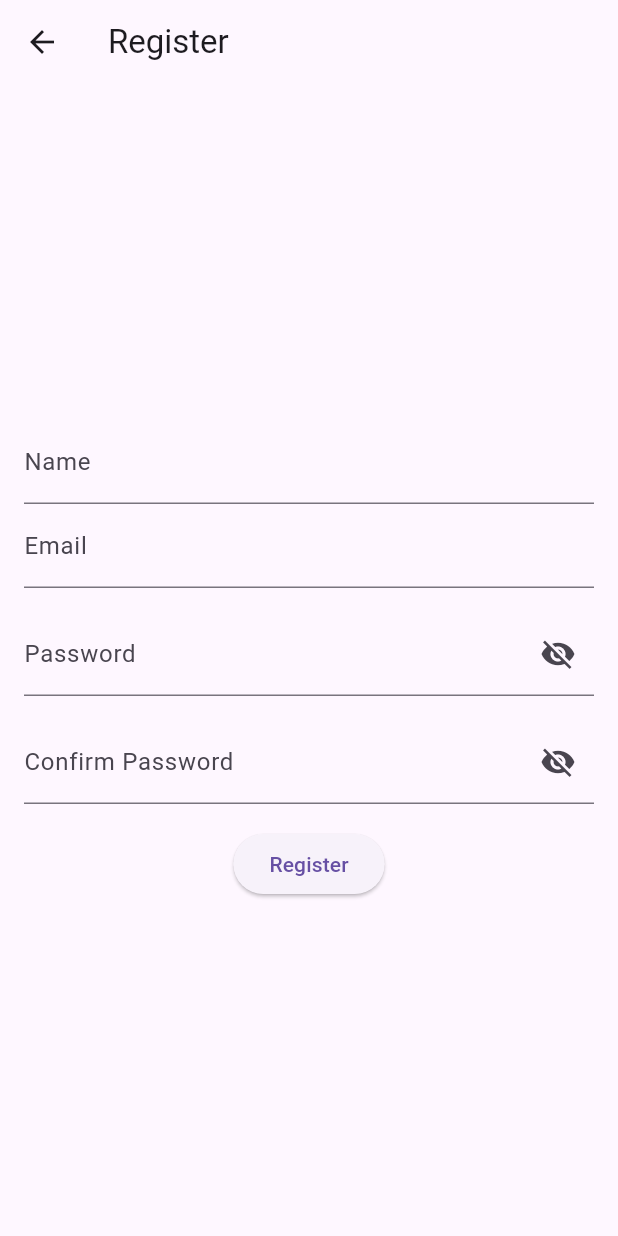
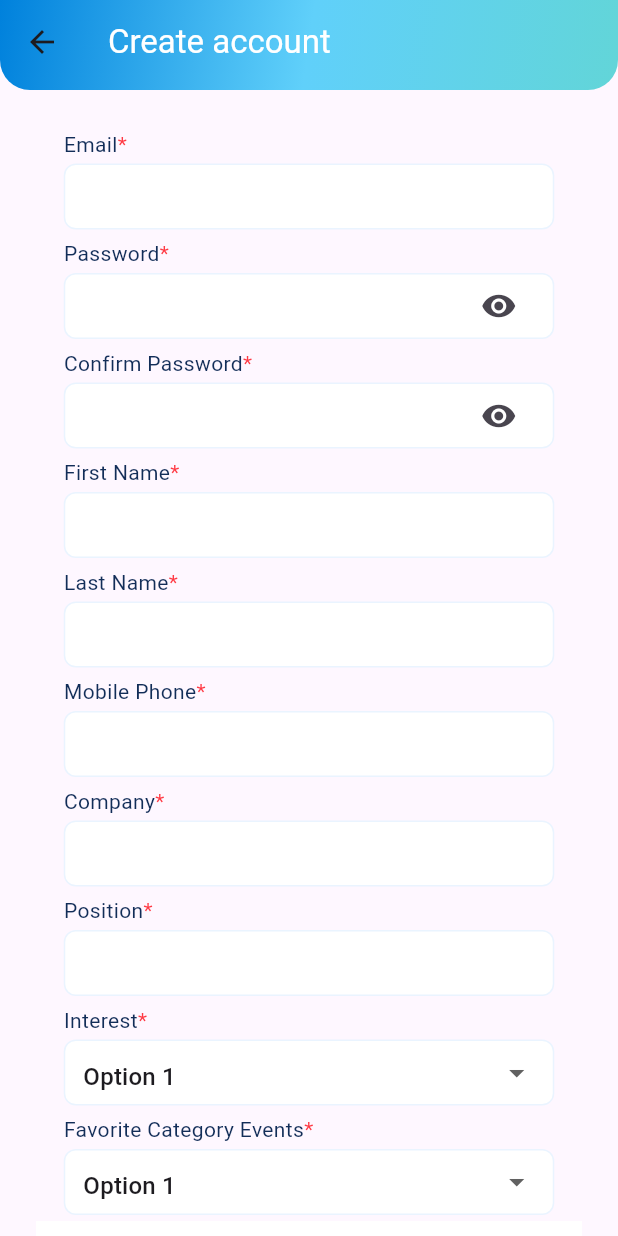
Before and after one commit to wiratR/bizconnet_app, a Flutter app: the RegisterScreen screen opened by its route, on a phone screen of 412 x 824 dp. Run offline on Flutter 3.47's test engine with Material 3 defaults, Android fonts, the phone set to English and light mode, and no system bars; our stand-ins replace qr_flutter, shared_preferences; missing offline and left inert: barcode_scan2; accounts and stored records are empty; Roboto replaces fonts that are missing (FC Iconic).

Commit message:
implement register screen

```diff
--- /dev/null
+++ b/bizconnect_app/lib/components/button/custom_button.dart
@@ -0,0 +1,64 @@
+import 'package:flutter/material.dart';
+
+class CustomButton extends StatelessWidget {
+  final String buttonText;
+  final VoidCallback onPressed;
+
+  const CustomButton({
+    Key? key,
+    required this.buttonText,
+    required this.onPressed,
+  }) : super(key: key);
+
+  @override
+  Widget build(BuildContext context) {
+    return Container(
+      width: 375,
+      height: 63,
+      padding: const EdgeInsets.only(
+        top: 12,
+        left: 16,
+        right: 16,
+        bottom: 8,
+      ),
+      decoration: BoxDecoration(color: Colors.white),
+      child: Row(
+        mainAxisSize: MainAxisSize.min,
+        mainAxisAlignment: MainAxisAlignment.center,
+        crossAxisAlignment: CrossAxisAlignment.end,
+        children: [
+          Expanded(
+            child: GestureDetector(
+              onTap: onPressed,
+              child: Container(
+                height: 43,
+                padding: const EdgeInsets.symmetric(horizontal: 16, vertical: 8),
+                decoration: BoxDecoration(
+                  color: Color(0xFF56BED6),
+                  borderRadius: BorderRadius.circular(100),
+                ),
+                child: Row(
+                  mainAxisSize: MainAxisSize.min,
+                  mainAxisAlignment: MainAxisAlignment.center,
+                  crossAxisAlignment: CrossAxisAlignment.center,
+                  children: [
+                    Text(
+                      buttonText,
+                      textAlign: TextAlign.right,
+                      style: TextStyle(
+                        color: Colors.white,
+                        fontSize: 12,
+                        fontFamily: 'FC Iconic',
+                        height: 1.0,
+                      ),
+                    ),
+                  ],
+                ),
+              ),
+            ),
+          ),
+        ],
+      ),
+    );
+  }
+}
--- /dev/null
+++ b/bizconnect_app/lib/components/card/labeled_dropdown_card.dart
@@ -0,0 +1,106 @@
+import 'package:flutter/material.dart';
+
+class LabeledDropdownCard extends StatefulWidget {
+  final String labelText;
+  final List<String> items;
+  final String? selectedItem;
+  final bool isRequired;
+  final ValueChanged<String?> onChanged;
+
+  const LabeledDropdownCard({
+    Key? key,
+    required this.labelText,
+    required this.items,
+    this.selectedItem,
+    this.isRequired = false,
+    required this.onChanged,
+  }) : super(key: key);
+
+  @override
+  _LabeledDropdownCardState createState() => _LabeledDropdownCardState();
+}
+
+class _LabeledDropdownCardState extends State<LabeledDropdownCard> {
+  String? _selectedItem;
+
+  @override
+  void initState() {
+    super.initState();
+    _selectedItem = widget.selectedItem;
+  }
+
+  @override
+  Widget build(BuildContext context) {
+    return Container(
+      width: 327,
+      padding: const EdgeInsets.symmetric(vertical: 4.0),
+      child: Column(
+        crossAxisAlignment: CrossAxisAlignment.start,
+        children: [
+          Row(
+            mainAxisSize: MainAxisSize.min,
+            mainAxisAlignment: MainAxisAlignment.start,
+            crossAxisAlignment: CrossAxisAlignment.center,
+            children: [
+              Text(
+                widget.labelText,
+                style: TextStyle(
+                  color: Color(0xFF122D58),
+                  fontSize: 14,
+                  fontFamily: 'FC Iconic',
+                  fontWeight: FontWeight.w400,
+                  height: 1.2,
+                ),
+              ),
+              if (widget.isRequired)
+                Text(
+                  '*',
+                  style: TextStyle(
+                    color: Color(0xFFFF3A44),
+                    fontSize: 14,
+                    fontFamily: 'FC Iconic',
+                    fontWeight: FontWeight.w400,
+                    height: 1.2,
+                  ),
+                ),
+            ],
+          ),
+          SizedBox(height: 4.0),
+          Container(
+            width: double.infinity,
+            height: 44,
+            padding: const EdgeInsets.symmetric(horizontal: 12.0),
+            decoration: ShapeDecoration(
+              color: Colors.white,
+              shape: RoundedRectangleBorder(
+                side: BorderSide(width: 1, color: Color(0xFFEAF4FF)),
+                borderRadius: BorderRadius.circular(8),
+              ),
+            ),
+            child: DropdownButtonHideUnderline(
+              child: DropdownButtonFormField<String>(
+                value: _selectedItem,
+                onChanged: (String? newValue) {
+                  setState(() {
+                    _selectedItem = newValue;
+                  });
+                  widget.onChanged(newValue);
+                },
+                items: widget.items.map<DropdownMenuItem<String>>((String value) {
+                  return DropdownMenuItem<String>(
+                    value: value,
+                    child: Text(value),
+                  );
+                }).toList(),
+                decoration: InputDecoration(
+                  border: InputBorder.none,
+                  contentPadding: EdgeInsets.zero,
+                ),
+              ),
+            ),
+          ),
+        ],
+      ),
+    );
+  }
+}
--- /dev/null
+++ b/bizconnect_app/lib/components/card/labeled_input_card.dart
@@ -0,0 +1,101 @@
+import 'package:flutter/material.dart';
+
+class LabeledInputCard extends StatefulWidget {
+  final String labelText;
+  final TextEditingController controller;
+  final bool isRequired;
+  final bool isPassword;
+
+  const LabeledInputCard({
+    Key? key,
+    required this.labelText,
+    required this.controller,
+    this.isRequired = false,
+    this.isPassword = false,
+  }) : super(key: key);
+
+  @override
+  _LabeledInputCardState createState() => _LabeledInputCardState();
+}
+
+class _LabeledInputCardState extends State<LabeledInputCard> {
+  bool _obscureText = true;
+
+  @override
+  Widget build(BuildContext context) {
+    return Container(
+      width: 327,
+      padding: const EdgeInsets.symmetric(vertical: 4.0), // Adjust padding to fit within height
+      child: Column(
+        crossAxisAlignment: CrossAxisAlignment.start,
+        children: [
+          Row(
+            mainAxisSize: MainAxisSize.min,
+            mainAxisAlignment: MainAxisAlignment.start,
+            crossAxisAlignment: CrossAxisAlignment.center,
+            children: [
+              Text(
+                widget.labelText,
+                style: TextStyle(
+                  color: Color(0xFF122D58),
+                  fontSize: 14,
+                  fontFamily: 'FC Iconic',
+                  fontWeight: FontWeight.w400,
+                  height: 1.2, // Adjusted for proper text height
+                ),
+              ),
+              if (widget.isRequired)
+                Text(
+                  '*',
+                  style: TextStyle(
+                    color: Color(0xFFFF3A44),
+                    fontSize: 14,
+                    fontFamily: 'FC Iconic',
+                    fontWeight: FontWeight.w400,
+                    height: 1.2, // Adjusted for proper text height
+                  ),
+                ),
+            ],
+          ),
+          SizedBox(height: 4.0), // Adjusted space between label and input
+          Container(
+            width: double.infinity,
+            height: 44,
+            padding: const EdgeInsets.symmetric(horizontal: 12.0),
+            decoration: ShapeDecoration(
+              color: Colors.white,
+              shape: RoundedRectangleBorder(
+                side: BorderSide(width: 1, color: Color(0xFFEAF4FF)),
+                borderRadius: BorderRadius.circular(8),
+              ),
+            ),
+            child: Row(
+              children: [
+                Expanded(
+                  child: TextField(
+                    controller: widget.controller,
+                    obscureText: widget.isPassword ? _obscureText : false,
+                    decoration: InputDecoration(
+                      border: InputBorder.none,
+                    ),
+                  ),
+                ),
+                if (widget.isPassword)
+                  IconButton(
+                    icon: Icon(
+                      _obscureText ? Icons.visibility : Icons.visibility_off,
+                    ),
+                    onPressed: () {
+                      setState(() {
+                        _obscureText = !_obscureText;
+                      });
+                    },
+                  ),
+              ],
+            ),
+          ),
+        ],
+      ),
+    );
+  }
+}
--- a/bizconnect_app/lib/screens/forgotpassword/forgot_password_screen.dart
+++ b/bizconnect_app/lib/screens/forgotpassword/forgot_password_screen.dart
@@ -1,4 +1,5 @@
 import 'package:flutter/material.dart';
+import '../../components/appbar/custom_app_bar.dart';
 
 class ForgotPasswordScreen extends StatefulWidget {
   @override
@@ -30,9 +31,7 @@ class _ForgotPasswordScreenState extends State<ForgotPasswordScreen> {
   @override
   Widget build(BuildContext context) {
     return Scaffold(
-      appBar: AppBar(
-        title: Text('Forgot Password'),
-      ),
+      appBar: CustomAppBar(title: 'Forgot password'),
       body: Padding(
         padding: EdgeInsets.all(16.0),
         child: Column(
--- a/bizconnect_app/lib/screens/register/register_screen.dart
+++ b/bizconnect_app/lib/screens/register/register_screen.dart
@@ -1,5 +1,9 @@
 import 'package:flutter/material.dart';
 import '../login/login_screen.dart';
+import '../../components/appbar/custom_app_bar.dart';
+import '../../components/card/labeled_input_card.dart';
+import '../../components/card/labeled_dropdown_card.dart';
+import '../../components/button/custom_button.dart';
 import '../../services/auth/auth_service.dart';
 
 class RegisterScreen extends StatefulWidget {
@@ -13,6 +17,11 @@ class _RegisterScreenState extends State<RegisterScreen> {
   final TextEditingController _emailController = TextEditingController();
   final TextEditingController _passwordController = TextEditingController();
   final TextEditingController _passwordConfirmController = TextEditingController();
+  final TextEditingController _firstNameController = TextEditingController();
+  final TextEditingController _lastNameController = TextEditingController();
+  final TextEditingController _phoneController = TextEditingController();
+  final TextEditingController _companyController = TextEditingController();
+  final TextEditingController _positionController = TextEditingController();
 
   bool _isPasswordVisible = false;
   bool _isPasswordConfirmVisible = false;
@@ -66,73 +75,145 @@ class _RegisterScreenState extends State<RegisterScreen> {
   @override
   Widget build(BuildContext context) {
     return Scaffold(
-      appBar: AppBar(
-        title: Text('Register'),
-      ),
-      body: Padding(
-        padding: EdgeInsets.all(16.0),
+      appBar: CustomAppBar(title: 'Create account'),
+      body: SingleChildScrollView(
+        padding: const EdgeInsets.all(24.0),
         child: Column(
-          mainAxisAlignment: MainAxisAlignment.center,
-          children: <Widget>[
-            TextField(
-              controller: _nameController,
-              decoration: InputDecoration(
-                labelText: 'Name',
-              ),
+          children: [
+            LabeledInputCard(
+              labelText: 'Email',
+              controller: _emailController,
+              isRequired: true,
             ),
-            TextField(
-              controller: _emailController,
-              decoration: InputDecoration(
-                labelText: 'Email',
-              ),
-              keyboardType: TextInputType.emailAddress,
+            // SizedBox(height: 8.0),
+            LabeledInputCard(
+              labelText: 'Password',
+              controller: _passwordController,
+              isRequired: true,
+              isPassword: true,
             ),
-            SizedBox(height: 16.0),
-            TextField(
-              controller: _passwordController,
-              decoration: InputDecoration(
-                labelText: 'Password',
-                suffixIcon: IconButton(
-                  icon: Icon(
-                    _isPasswordVisible ? Icons.visibility : Icons.visibility_off,
-                  ),
-                  onPressed: () {
-                    setState(() {
-                      _isPasswordVisible = !_isPasswordVisible;
-                    });
-                  },
-                ),
-              ),
-              obscureText: !_isPasswordVisible,
+            LabeledInputCard(
+              labelText: 'Confirm Password',
+              controller: _passwordConfirmController,
+              isRequired: true,
+              isPassword: true,
             ),
-            SizedBox(height: 16.0),
-            TextField(
-              controller: _passwordConfirmController,
-              decoration: InputDecoration(
-                labelText: 'Confirm Password',
-                suffixIcon: IconButton(
-                  icon: Icon(
-                    _isPasswordConfirmVisible ? Icons.visibility : Icons.visibility_off,
-                  ),
-                  onPressed: () {
-                    setState(() {
-                      _isPasswordConfirmVisible = !_isPasswordConfirmVisible;
-                    });
-                  },
-                ),
-              ),
-              obscureText: !_isPasswordConfirmVisible,
+            LabeledInputCard(
+              labelText: 'First Name',
+              controller: _firstNameController,
+              isRequired: true,
             ),
-            SizedBox(height: 16.0),
-            ElevatedButton(
+            LabeledInputCard(
+              labelText: 'Last Name',
+              controller: _lastNameController,
+              isRequired: true,
+            ),
+            LabeledInputCard(
+              labelText: 'Mobile Phone',
+              controller: _phoneController,
+              isRequired: true,
+            ),
+            LabeledInputCard(
+              labelText: 'Company',
+              controller: _companyController,
+              isRequired: true,
+            ),
+            LabeledInputCard(
+              labelText: 'Position',
+              controller: _positionController,
+              isRequired: true,
+            ),
+            LabeledDropdownCard(
+              labelText: 'Interest',
+              items: ['Option 1', 'Option 2', 'Option 3'],
+              selectedItem: 'Option 1',
+              isRequired: true,
+              onChanged: (value) {
+                // Handle change
+              },
+            ),
+            LabeledDropdownCard(
+              labelText: 'Favorite Category Events',
+              items: ['Option 1', 'Option 2', 'Option 3'],
+              selectedItem: 'Option 1',
+              isRequired: true,
+              onChanged: (value) {
+                // Handle change
+              },
+            ),
+            CustomButton(
+              buttonText: 'DONE',
               onPressed: () {
                 _register(context);
               },
-              child: Text('Register'),
             ),
           ],
         ),
       ),
+      // body: Padding(
+      //   padding: EdgeInsets.all(16.0),
+      //   child: Column(
+      //     mainAxisAlignment: MainAxisAlignment.center,
+      //     children: <Widget>[
+      //       TextField(
+      //         controller: _nameController,
+      //         decoration: InputDecoration(
+      //           labelText: 'Name',
+      //         ),
+      //       ),
+      //       TextField(
+      //         controller: _emailController,
+      //         decoration: InputDecoration(
+      //           labelText: 'Email',
+      //         ),
+      //         keyboardType: TextInputType.emailAddress,
+      //       ),
+      //       SizedBox(height: 16.0),
+      //       TextField(
+      //         controller: _passwordController,
+      //         decoration: InputDecoration(
+      //           labelText: 'Password',
+      //           suffixIcon: IconButton(
+      //             icon: Icon(
+      //               _isPasswordVisible ? Icons.visibility : Icons.visibility_off,
+      //             ),
+      //             onPressed: () {
+      //               setState(() {
+      //                 _isPasswordVisible = !_isPasswordVisible;
+      //               });
+      //             },
+      //           ),
+      //         ),
+      //         obscureText: !_isPasswordVisible,
+      //       ),
+      //       SizedBox(height: 16.0),
+      //       TextField(
+      //         controller: _passwordConfirmController,
+      //         decoration: InputDecoration(
+      //           labelText: 'Confirm Password',
+      //           suffixIcon: IconButton(
+      //             icon: Icon(
+      //               _isPasswordConfirmVisible ? Icons.visibility : Icons.visibility_off,
+      //             ),
+      //             onPressed: () {
+      //               setState(() {
+      //                 _isPasswordConfirmVisible = !_isPasswordConfirmVisible;
+      //               });
+      //             },
+      //           ),
+      //         ),
+      //         obscureText: !_isPasswordConfirmVisible,
+      //       ),
+      //       SizedBox(height: 16.0),
+      //       ElevatedButton(
+      //         onPressed: () {
+      //           _register(context);
+      //         },
+      //         child: Text('Register'),
+      //       ),
+      //     ],
+      //   ),
+      // ),
     );
   }
 }
```
